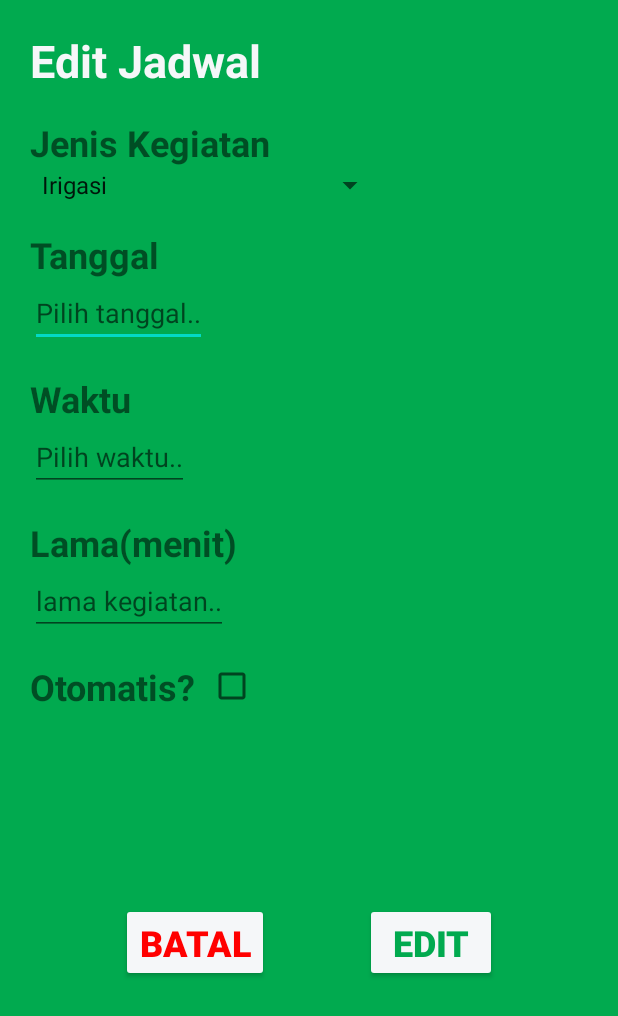
After one commit to rmzq/cahaya-qalbu, an Android app: the fragment UpdateScheduleFragment shown on its own in the app's theme, on a phone screen of 412 x 824 dp. The commit adds this screen. Shown: the top 1016 px of the screen. Run offline under Robolectric (Android 15) with nearby library versions, the phone set to English and light mode, and no system bars.

Commit message:
progress edit jadwal (belum jadi)

```diff
--- a/E-Pertanian/app/src/main/java/com/example/e_pertanian/fragments/ScheduleFragment.java
+++ b/E-Pertanian/app/src/main/java/com/example/e_pertanian/fragments/ScheduleFragment.java
@@ -6,6 +6,7 @@ import android.os.Bundle;
 
 import androidx.annotation.NonNull;
 import androidx.annotation.Nullable;
+import androidx.cardview.widget.CardView;
 import androidx.fragment.app.Fragment;
 import androidx.fragment.app.FragmentTransaction;
 import androidx.recyclerview.widget.LinearLayoutManager;
@@ -17,6 +18,7 @@ import android.view.ViewGroup;
 import android.widget.LinearLayout;
 import android.widget.ListView;
 import android.widget.TextView;
+import android.widget.Toast;
 
 import com.example.e_pertanian.Login;
 import com.example.e_pertanian.R;
@@ -57,11 +59,13 @@ public class ScheduleFragment extends Fragment  {
     private LinearLayoutManager linearLayoutManager;
     private FirebaseRecyclerAdapter adapter;
 
+
+
     public class scheduleHolder extends RecyclerView.ViewHolder{
 
         TextView waktu;
         TextView jenisKegiatan, isAuto;
-
+        CardView cvpjdl;
         public TextView lama;
 
         public scheduleHolder(@NonNull View itemView) {
@@ -70,6 +74,7 @@ public class ScheduleFragment extends Fragment  {
             waktu = (TextView)itemView.findViewById(R.id.jamItem);
             jenisKegiatan = (TextView)itemView.findViewById(R.id.JenisKgtn);
             isAuto = (TextView)itemView.findViewById(R.id.tvOtomatis);
+            cvpjdl = (CardView)itemView.findViewById(R.id.cardPjdl);
 
         }
 
@@ -81,8 +86,9 @@ public class ScheduleFragment extends Fragment  {
             waktu.setText(string);
         }
 
-        public void setJenisKegiatan(String string) {
-            jenisKegiatan.setText(string);
+        public void setJenisKegiatan(Long id) {
+            String[] jenisKG = getResources().getStringArray(R.array.daftar_kegiatan);
+            jenisKegiatan.setText(jenisKG[id.intValue()]);
         }
 
         public void setIsAuto(boolean s) {
@@ -145,12 +151,15 @@ public class ScheduleFragment extends Fragment  {
 
         //baca data dan nampilin
         //dbJadwal = FirebaseDatabase.getInstance().getReference("jadwal").child(user.getUid()).child("MOBLTUgNyueyw_mRFqI");
+
         jadwalRecylerView = (RecyclerView)getActivity().findViewById(R.id.rvBuatJadwal);
         linearLayoutManager = new LinearLayoutManager(getActivity());
         jadwalRecylerView.setLayoutManager(linearLayoutManager);
         jadwalRecylerView.setHasFixedSize(true);
         fetch();
         dbJadwal = FirebaseDatabase.getInstance().getReference();
+
+
 
     }
 
@@ -162,7 +171,7 @@ public class ScheduleFragment extends Fragment  {
             @Override
             public Schedule parseSnapshot(@NonNull DataSnapshot snapshot) {
                 return new Schedule(snapshot.child("id").getValue().toString(),
-                        snapshot.child("jenisKg").getValue().toString(),
+                        (Long) snapshot.child("jenisKg").getValue(),
                         snapshot.child("tanggal").getValue().toString(),
                         snapshot.child("waktu").getValue().toString(),
                         snapshot.child("lama").getValue().toString(),
@@ -185,6 +194,28 @@ public class ScheduleFragment extends Fragment  {
                 holder.setWaktu(model.getWaktu());
                 holder.setJenisKegiatan(model.getJenisKg());
                 holder.setIsAuto(model.isAuto());
+
+                holder.cvpjdl.setOnClickListener(new OnClickListener() {
+                    @Override
+                    public void onClick(View v) {
+                        Toast.makeText(getActivity(),String.valueOf(position), Toast.LENGTH_SHORT).show();
+
+                        UpdateScheduleFragment updateJadwal = new UpdateScheduleFragment();
+                        Bundle bundle = new Bundle();
+
+                        bundle.putString("waktu",model.getWaktu());
+                        bundle.putString("tanggal",model.getTanggal());
+                        bundle.putInt("jenis",model.getJenisKg().intValue());
+                        bundle.putString("lama",model.getLama());
+                        bundle.putBoolean("otomatis",model.isAuto());
+                        updateJadwal.setArguments(bundle);
+
+                        FragmentTransaction ts = getFragmentManager().beginTransaction();
+                        ts.replace(R.id.pager,updateJadwal);
+                        ts.commit();
+
+                    }
+                });
             }
         };
         jadwalRecylerView.setAdapter(adapter);
@@ -198,6 +229,7 @@ public class ScheduleFragment extends Fragment  {
         return vii;
     }
 
+
     @Override
     public void onStart() {
         super.onStart();
@@ -209,4 +241,6 @@ public class ScheduleFragment extends Fragment  {
         super.onStop();
         adapter.startListening();
     }
+
+
 }
--- a/E-Pertanian/app/src/main/java/com/example/e_pertanian/fragments/TambahJadwalFragment.java
+++ b/E-Pertanian/app/src/main/java/com/example/e_pertanian/fragments/TambahJadwalFragment.java
@@ -178,7 +178,7 @@ public class TambahJadwalFragment extends Fragment implements View.OnClickListen
     }
 
     private void savejadwal(){
-        String jenisK =  jensiKegiatan.getSelectedItem().toString().trim();
+        Long jenisK =  jensiKegiatan.getSelectedItemId();
         String tanggal = ettgl.getText().toString().trim();
         String waktu = etWkt.getText().toString().trim();
         String lama = etLm.getText().toString().trim();
--- /dev/null
+++ b/E-Pertanian/app/src/main/java/com/example/e_pertanian/fragments/UpdateScheduleFragment.java
@@ -0,0 +1,66 @@
+package com.example.e_pertanian.fragments;
+
+import android.os.Bundle;
+
+import androidx.annotation.NonNull;
+import androidx.annotation.Nullable;
+import androidx.fragment.app.Fragment;
+
+import android.view.LayoutInflater;
+import android.view.View;
+import android.view.ViewGroup;
+import android.widget.Button;
+import android.widget.CheckBox;
+import android.widget.EditText;
+import android.widget.Spinner;
+
+import com.example.e_pertanian.R;
+import com.example.e_pertanian.model.Schedule;
+
+
+public class UpdateScheduleFragment extends Fragment {
+
+    EditText etTaggal, etWaktu, etLama;
+    Spinner spJeniskegiatan;
+    CheckBox dbOtomatis;
+    Button batal,edit;
+
+    Schedule jadwal;
+
+    public UpdateScheduleFragment() {
+        // Required empty public constructor
+    }
+
+    @Override
+    public void onViewCreated(@NonNull View view, @Nullable Bundle savedInstanceState) {
+        super.onViewCreated(view, savedInstanceState);
+
+        jadwal = new Schedule();
+
+        etWaktu = (EditText)getActivity().findViewById(R.id.etWaktu);
+        etTaggal = (EditText)getActivity().findViewById(R.id.etTW);
+        spJeniskegiatan = (Spinner)getActivity().findViewById(R.id.spJK);
+        etLama = (EditText)getActivity().findViewById(R.id.etLama);
+        dbOtomatis = (CheckBox)getActivity().findViewById(R.id.cbIsAuto);
+        edit = (Button)getActivity().findViewById(R.id.btnUbah);
+        batal = (Button)getActivity().findViewById(R.id.btnBatal);
+
+        Bundle bundle = this.getArguments();
+        if (bundle!=null){
+            etWaktu.setText(bundle.getString("waktu"));
+            etTaggal.setText(bundle.getString("tanggal"));
+            spJeniskegiatan.setSelection(bundle.getInt("jenis"));
+            etLama.setText(bundle.getString("lama"));
+            dbOtomatis.setChecked(bundle.getBoolean("otomatis"));
+
+        }
+
+    }
+
+    @Override
+    public View onCreateView(LayoutInflater inflater, ViewGroup container,
+                             Bundle savedInstanceState) {
+        // Inflate the layout for this fragment
+        return inflater.inflate(R.layout.fragment_update_schedule, container, false);
+    }
+}
--- a/E-Pertanian/app/src/main/java/com/example/e_pertanian/model/Schedule.java
+++ b/E-Pertanian/app/src/main/java/com/example/e_pertanian/model/Schedule.java
@@ -5,13 +5,13 @@ import android.os.Parcelable;
 
 public class Schedule{
     String id;
-    String jenisKg;
+    Long jenisKg;
     String tanggal;
     String waktu;
     String lama;
     boolean isAuto;
 
-    public Schedule(String id, String jenisKg, String tanggal, String waktu, String lama, boolean isAuto) {
+    public Schedule(String id, Long jenisKg, String tanggal, String waktu, String lama, boolean isAuto) {
         this.id = id;
         this.jenisKg = jenisKg;
         this.tanggal = tanggal;
@@ -20,9 +20,7 @@ public class Schedule{
         this.isAuto = isAuto;
     }
 
-    public Schedule(){
-
-    }
+    public Schedule(){}
 
     public String getId() {
         return id;
@@ -32,11 +30,11 @@ public class Schedule{
         this.id = id;
     }
 
-    public String getJenisKg() {
+    public Long getJenisKg() {
         return jenisKg;
     }
 
-    public void setJenisKg(String jenisKg) {
+    public void setJenisKg(Long jenisKg) {
         this.jenisKg = jenisKg;
     }
 
--- /dev/null
+++ b/E-Pertanian/app/src/main/res/layout/fragment_update_schedule.xml
@@ -0,0 +1,146 @@
+<?xml version="1.0" encoding="utf-8"?>
+<RelativeLayout xmlns:android="http://schemas.android.com/apk/res/android"
+    xmlns:tools="http://schemas.android.com/tools"
+    android:layout_width="match_parent"
+    android:layout_height="match_parent"
+    android:padding="20dp"
+    tools:context=".fragments.UpdateScheduleFragment"
+    android:background="@color/Primariy">
+
+    <TextView
+        android:id="@+id/judul"
+        android:layout_width="wrap_content"
+        android:layout_height="wrap_content"
+        android:text="Edit Jadwal"
+        android:textSize="30dp"
+        android:textStyle="bold"
+        android:textColor="@color/Light"
+        />
+
+    <TextView
+        android:id="@+id/tvJK"
+        android:layout_width="wrap_content"
+        android:layout_height="wrap_content"
+        android:layout_marginTop="18sp"
+        android:text="Jenis Kegiatan"
+        android:textSize="24sp"
+        android:textStyle="bold"
+        android:layout_below="@id/judul"/>
+
+    <Spinner
+        android:id="@+id/spJK"
+        android:layout_width="wrap_content"
+        android:layout_height="wrap_content"
+        android:layout_below="@id/tvJK"
+        android:entries="@array/daftar_kegiatan"/>
+
+    <TextView
+        android:id="@+id/tvtgl"
+        android:layout_width="wrap_content"
+        android:layout_height="wrap_content"
+        android:layout_marginTop="18sp"
+        android:text="Tanggal"
+        android:textSize="24sp"
+        android:textStyle="bold"
+        android:layout_below="@id/spJK"/>
+
+    <EditText
+        android:id="@+id/etTW"
+        android:layout_width="wrap_content"
+        android:layout_height="wrap_content"
+        android:hint="Pilih tanggal.."
+        android:clickable="true"
+        android:editable="false"
+        android:layout_below="@id/tvtgl" />
+
+    <TextView
+        android:id="@+id/tvWaktu"
+        android:layout_width="wrap_content"
+        android:layout_height="wrap_content"
+        android:layout_marginTop="18sp"
+        android:text="Waktu"
+        android:textSize="24sp"
+        android:textStyle="bold"
+        android:layout_below="@id/etTW"/>
+
+    <EditText
+        android:id="@+id/etWaktu"
+        android:layout_width="wrap_content"
+        android:layout_height="wrap_content"
+        android:hint="Pilih waktu.."
+        android:clickable="true"
+        android:editable="false"
+        android:layout_below="@id/tvWaktu" />
+
+    <TextView
+        android:id="@+id/tvLama"
+        android:layout_width="wrap_content"
+        android:layout_height="wrap_content"
+        android:layout_marginTop="18sp"
+        android:text="Lama(menit)"
+        android:textSize="24sp"
+        android:textStyle="bold"
+        android:layout_below="@id/etWaktu"/>
+
+    <EditText
+        android:id="@+id/etLama"
+        android:layout_width="wrap_content"
+        android:layout_height="wrap_content"
+        android:inputType="number"
+        android:hint="lama kegiatan.."
+        android:layout_below="@id/tvLama" />
+
+    <TextView
+        android:id="@+id/tvisAuto"
+        android:layout_width="wrap_content"
+        android:layout_height="wrap_content"
+        android:layout_marginTop="18sp"
+        android:text="Otomatis?"
+        android:textSize="24sp"
+        android:textStyle="bold"
+        android:layout_below="@id/etLama"/>
+
+
+
+    <CheckBox
+        android:id="@+id/cbIsAuto"
+        android:layout_width="wrap_content"
+        android:layout_height="wrap_content"
+        android:layout_marginLeft="8dp"
+        android:layout_alignTop="@+id/tvisAuto"
+        android:layout_toEndOf="@id/tvisAuto"
+        android:layout_toRightOf="@id/tvisAuto" />
+
+    <LinearLayout
+        android:layout_below="@id/tvisAuto"
+        android:layout_marginTop="128dp"
+        android:layout_centerHorizontal="true"
+        android:layout_width="wrap_content"
+        android:layout_height="wrap_content">
+
+        <Button
+            android:id="@+id/btnBatal"
+            android:layout_width="wrap_content"
+            android:layout_height="wrap_content"
+            android:text="Batal"
+            android:textSize="24sp"
+            android:textColor="#FF0000"
+            android:textStyle="bold"
+            android:backgroundTint="@color/Light" />
+
+        <Button
+            android:id="@+id/btnUbah"
+            android:layout_width="wrap_content"
+            android:layout_height="wrap_content"
+            android:text="Edit"
+            android:textSize="24sp"
+            android:textColor="@color/Primariy"
+            android:textStyle="bold"
+            android:layout_marginLeft="64dp"
+            android:layout_alignTop="@id/btnBatal"
+            android:layout_toEndOf="@id/btnBatal"
+            android:backgroundTint="@color/Light"
+            android:layout_toRightOf="@id/btnBatal" />
+    </LinearLayout>
+
+</RelativeLayout>
```
